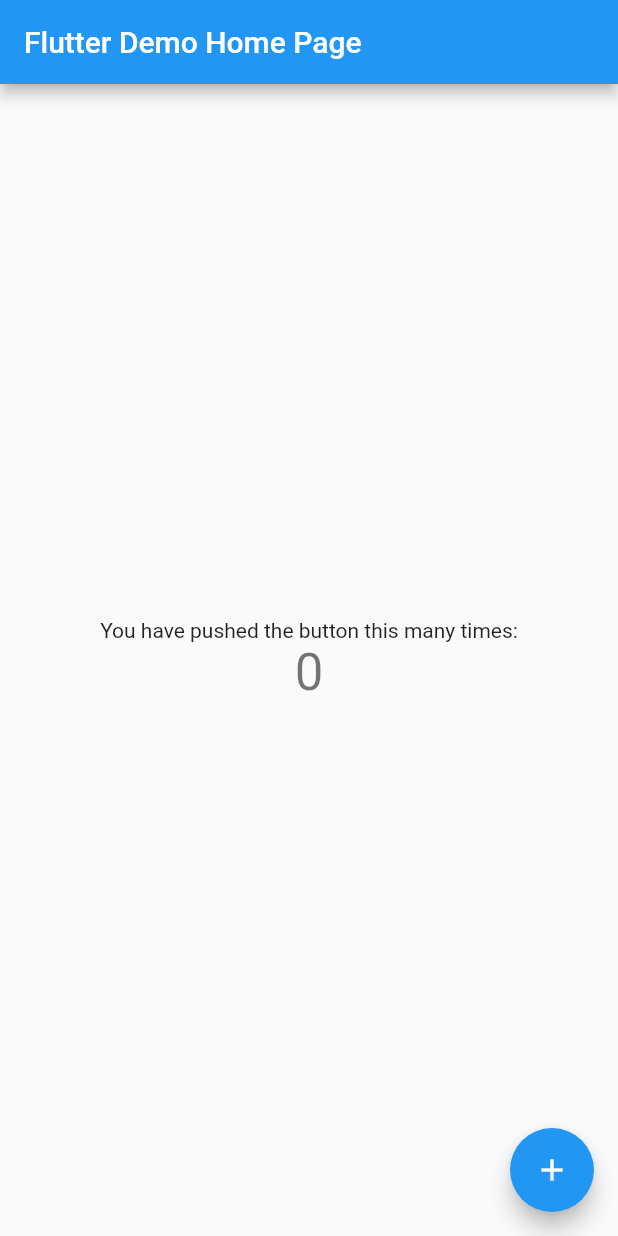
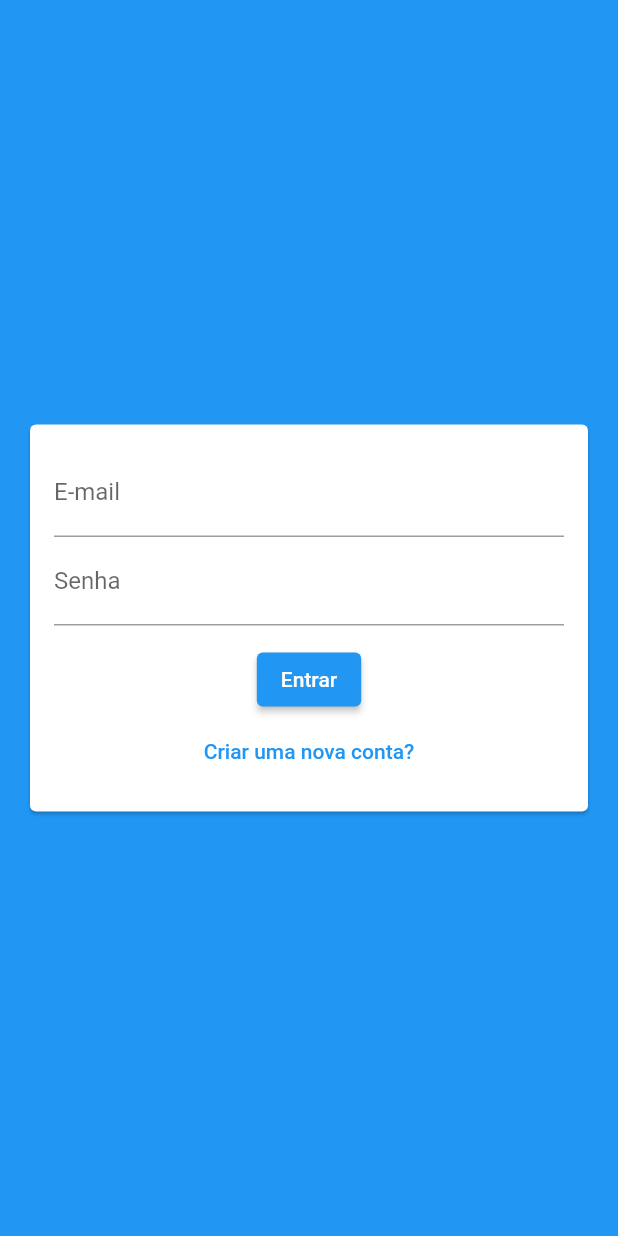
Before and after one commit to arthurfp/SimpleChat-Flutter, a Flutter app: the screen it shows after launch, on a phone screen of 412 x 824 dp. Run offline on Flutter 3.47's test engine with Material 2 defaults, Android fonts, the phone set to English and light mode, and no system bars; our stand-ins replace image_picker; accounts and stored records are empty.

Commit message:
added auth support

```diff
--- /dev/null
+++ b/lib/components/auth_form.dart
@@ -0,0 +1,125 @@
+import 'dart:io';
+
+import 'package:chat/components/user_image_picker.dart';
+import 'package:chat/core/models/auth_form_data.dart';
+import 'package:flutter/material.dart';
+
+class AuthForm extends StatefulWidget {
+  final void Function(AuthFormData) onSubmit;
+
+  const AuthForm({
+    super.key,
+    required this.onSubmit,
+  });
+
+  @override
+  State<AuthForm> createState() => _AuthFormState();
+}
+
+class _AuthFormState extends State<AuthForm> {
+  final _formKey = GlobalKey<FormState>();
+  final _formData = AuthFormData();
+
+  void _handleImagePick(File image) {
+    _formData.image = image;
+  }
+
+  void _showError(String msg) {
+    ScaffoldMessenger.of(context).showSnackBar(
+      SnackBar(
+        content: Text(msg),
+        backgroundColor: Theme.of(context).errorColor,
+      ),
+    );
+  }
+
+  void _submit() {
+    final isValid = _formKey.currentState?.validate() ?? false;
+    if (!isValid) return;
+
+    if (_formData.image == null && _formData.isSignup) {
+      return _showError('Imagem não selecionada!');
+    }
+
+    widget.onSubmit(_formData);
+  }
+
+  @override
+  Widget build(BuildContext context) {
+    return Card(
+      margin: const EdgeInsets.all(20),
+      child: Padding(
+        padding: const EdgeInsets.all(16),
+        child: Form(
+          key: _formKey,
+          child: Column(
+            children: [
+              if (_formData.isSignup)
+                UserImagePicker(
+                  onImagePick: _handleImagePick,
+                ),
+              if (_formData.isSignup)
+                TextFormField(
+                  key: const ValueKey('name'),
+                  initialValue: _formData.name,
+                  onChanged: (name) => _formData.name = name,
+                  decoration: const InputDecoration(labelText: 'Nome'),
+                  validator: (localName) {
+                    final name = localName ?? '';
+                    if (name.trim().length < 5) {
+                      return 'Nome deve ter no mínimo 5 caracteres.';
+                    }
+                    return null;
+                  },
+                ),
+              TextFormField(
+                key: const ValueKey('email'),
+                initialValue: _formData.email,
+                onChanged: (email) => _formData.email = email,
+                decoration: const InputDecoration(labelText: 'E-mail'),
+                validator: (localEmail) {
+                  final email = localEmail ?? '';
+                  if (!email.contains('@')) {
+                    return 'E-mail nformado não é válido.';
+                  }
+                  return null;
+                },
+              ),
+              TextFormField(
+                key: const ValueKey('password'),
+                initialValue: _formData.password,
+                onChanged: (password) => _formData.password = password,
+                obscureText: true,
+                decoration: const InputDecoration(labelText: 'Senha'),
+                validator: (localPassword) {
+                  final password = localPassword ?? '';
+                  if (password.length < 6) {
+                    return 'Nome deve ter no mínimo 6 caracteres.';
+                  }
+                  return null;
+                },
+              ),
+              const SizedBox(height: 12),
+              ElevatedButton(
+                onPressed: _submit,
+                child: Text(_formData.isLogin ? 'Entrar' : 'Cadastrar'),
+              ),
+              TextButton(
+                onPressed: () {
+                  setState(() {
+                    _formData.toggleAuthMode();
+                  });
+                },
+                child: Text(
+                  _formData.isLogin
+                      ? 'Criar uma nova conta?'
+                      : 'Já possui conta?',
+                ),
+              ),
+            ],
+          ),
+        ),
+      ),
+    );
+  }
+}
--- /dev/null
+++ b/lib/core/models/auth_form_data.dart
@@ -0,0 +1,23 @@
+import 'dart:io';
+
+enum AuthMode { signup, login }
+
+class AuthFormData {
+  String name = '';
+  String email = '';
+  String password = '';
+  File? image;
+  AuthMode _mode = AuthMode.login;
+
+  bool get isLogin {
+    return _mode == AuthMode.login;
+  }
+
+  bool get isSignup {
+    return _mode == AuthMode.signup;
+  }
+
+  void toggleAuthMode() {
+    _mode = isLogin ? AuthMode.signup : AuthMode.login;
+  }
+}
--- /dev/null
+++ b/lib/core/models/chat_user.dart
@@ -0,0 +1,13 @@
+class ChatUser {
+  final String id;
+  final String name;
+  final String email;
+  final String imageUrl;
+
+  const ChatUser({
+    required this.id,
+    required this.name,
+    required this.email,
+    required this.imageUrl,
+  });
+}
--- /dev/null
+++ b/lib/core/services/auth/auth_mock_service.dart
@@ -0,0 +1,58 @@
+import 'dart:io';
+import 'dart:async';
+import 'dart:math';
+import 'package:chat/core/models/chat_user.dart';
+import 'package:chat/core/services/auth/auth_service.dart';
+
+class AuthMockService implements AuthService {
+  static final Map<String, ChatUser> _users = {};
+  static ChatUser? _currentUser;
+  static MultiStreamController<ChatUser?>? _controller;
+  static final _userStream = Stream<ChatUser?>.multi((controller) {
+    _controller = controller;
+    _updateUser(null);
+  });
+
+  @override
+  ChatUser? get currentUser {
+    return _currentUser;
+  }
+
+  @override
+  Stream<ChatUser?> get userChanges {
+    return _userStream;
+  }
+
+  @override
+  Future<void> signup(
+    String name,
+    String email,
+    String password,
+    File? image,
+  ) async {
+    final newUser = ChatUser(
+      id: Random().nextDouble().toString(),
+      name: name,
+      email: email,
+      imageUrl: image?.path ?? '/assets/images/...',
+    );
+
+    _users.putIfAbsent(email, () => newUser);
+    _updateUser(newUser);
+  }
+
+  @override
+  Future<void> login(String email, String password) async {
+    _updateUser(_users[email]);
+  }
+
+  @override
+  Future<void> logout() async {
+    _updateUser(null);
+  }
+
+  static void _updateUser(ChatUser? user) {
+    _currentUser = user;
+    _controller?.add(_currentUser);
+  }
+}
--- a/lib/main.dart
+++ b/lib/main.dart
@@ -1,3 +1,4 @@
+import 'package:chat/pages/auth_or_app_page.dart';
 import 'package:flutter/material.dart';
 
 void main() {
@@ -5,111 +6,17 @@ void main() {
 }
 
 class MyApp extends StatelessWidget {
-  const MyApp({Key? key}) : super(key: key);
+  const MyApp({super.key});
 
-  // This widget is the root of your application.
   @override
   Widget build(BuildContext context) {
     return MaterialApp(
       title: 'Flutter Demo',
       theme: ThemeData(
-        // This is the theme of your application.
-        //
-        // Try running your application with "flutter run". You'll see the
-        // application has a blue toolbar. Then, without quitting the app, try
-        // changing the primarySwatch below to Colors.green and then invoke
-        // "hot reload" (press "r" in the console where you ran "flutter run",
-        // or simply save your changes to "hot reload" in a Flutter IDE).
-        // Notice that the counter didn't reset back to zero; the application
-        // is not restarted.
         primarySwatch: Colors.blue,
       ),
-      home: const MyHomePage(title: 'Flutter Demo Home Page'),
+      home: const AuthOrAppPage(),
+      debugShowCheckedModeBanner: false,
     );
   }
 }
-
-class MyHomePage extends StatefulWidget {
-  const MyHomePage({Key? key, required this.title}) : super(key: key);
-
-  // This widget is the home page of your application. It is stateful, meaning
-  // that it has a State object (defined below) that contains fields that affect
-  // how it looks.
-
-  // This class is the configuration for the state. It holds the values (in this
-  // case the title) provided by the parent (in this case the App widget) and
-  // used by the build method of the State. Fields in a Widget subclass are
-  // always marked "final".
-
-  final String title;
-
-  @override
-  State<MyHomePage> createState() => _MyHomePageState();
-}
-
-class _MyHomePageState extends State<MyHomePage> {
-  int _counter = 0;
-
-  void _incrementCounter() {
-    setState(() {
-      // This call to setState tells the Flutter framework that something has
-      // changed in this State, which causes it to rerun the build method below
-      // so that the display can reflect the updated values. If we changed
-      // _counter without calling setState(), then the build method would not be
-      // called again, and so nothing would appear to happen.
-      _counter++;
-    });
-  }
-
-  @override
-  Widget build(BuildContext context) {
-    // This method is rerun every time setState is called, for instance as done
-    // by the _incrementCounter method above.
-    //
-    // The Flutter framework has been optimized to make rerunning build methods
-    // fast, so that you can just rebuild anything that needs updating rather
-    // than having to individually change instances of widgets.
-    return Scaffold(
-      appBar: AppBar(
-        // Here we take the value from the MyHomePage object that was created by
-        // the App.build method, and use it to set our appbar title.
-        title: Text(widget.title),
-      ),
-      body: Center(
-        // Center is a layout widget. It takes a single child and positions it
-        // in the middle of the parent.
-        child: Column(
-          // Column is also a layout widget. It takes a list of children and
-          // arranges them vertically. By default, it sizes itself to fit its
-          // children horizontally, and tries to be as tall as its parent.
-          //
-          // Invoke "debug painting" (press "p" in the console, choose the
-          // "Toggle Debug Paint" action from the Flutter Inspector in Android
-          // Studio, or the "Toggle Debug Paint" command in Visual Studio Code)
-          // to see the wireframe for each widget.
-          //
-          // Column has various properties to control how it sizes itself and
-          // how it positions its children. Here we use mainAxisAlignment to
-          // center the children vertically; the main axis here is the vertical
-          // axis because Columns are vertical (the cross axis would be
-          // horizontal).
-          mainAxisAlignment: MainAxisAlignment.center,
-          children: <Widget>[
-            const Text(
-              'You have pushed the button this many times:',
-            ),
-            Text(
-              '$_counter',
-              style: Theme.of(context).textTheme.headline4,
-            ),
-          ],
-        ),
-      ),
-      floatingActionButton: FloatingActionButton(
-        onPressed: _incrementCounter,
-        tooltip: 'Increment',
-        child: const Icon(Icons.add),
-      ), // This trailing comma makes auto-formatting nicer for build methods.
-    );
-  }
-}
--- /dev/null
+++ b/lib/pages/auth_or_app_page.dart
@@ -0,0 +1,26 @@
+import 'package:chat/core/models/chat_user.dart';
+import 'package:chat/core/services/auth/auth_mock_service.dart';
+import 'package:chat/pages/auth_page.dart';
+import 'package:chat/pages/chat_page.dart';
+import 'package:chat/pages/loading_page.dart';
+import 'package:flutter/material.dart';
+
+class AuthOrAppPage extends StatelessWidget {
+  const AuthOrAppPage({super.key});
+
+  @override
+  Widget build(BuildContext context) {
+    return Scaffold(
+      body: StreamBuilder<ChatUser?>(
+        stream: AuthMockService().userChanges,
+        builder: (ctx, snapshot) {
+          if (snapshot.connectionState == ConnectionState.waiting) {
+            return const LoadingPage();
+          } else {
+            return snapshot.hasData ? const ChatPage() : const AuthPage();
+          }
+        },
+      ),
+    );
+  }
+}
--- /dev/null
+++ b/lib/pages/auth_page.dart
@@ -0,0 +1,66 @@
+import 'package:chat/components/auth_form.dart';
+import 'package:chat/core/models/auth_form_data.dart';
+import 'package:chat/core/services/auth/auth_mock_service.dart';
+import 'package:flutter/material.dart';
+
+class AuthPage extends StatefulWidget {
+  const AuthPage({super.key});
+
+  @override
+  State<AuthPage> createState() => _AuthPageState();
+}
+
+class _AuthPageState extends State<AuthPage> {
+  bool _isLoading = false;
+
+  Future<void> _handleSubmit(AuthFormData formData) async {
+    try {
+      setState(() => _isLoading = true);
+
+      if (formData.isLogin) {
+        // Login
+        await AuthMockService().login(
+          formData.email,
+          formData.password,
+        );
+      } else {
+        // Signup
+        await AuthMockService().signup(
+          formData.name,
+          formData.email,
+          formData.password,
+          formData.image,
+        );
+      }
+    } catch (error) {
+      // Tratar erro!
+    } finally {
+      setState(() => _isLoading = false);
+    }
+  }
+
+  @override
+  Widget build(BuildContext context) {
+    return Scaffold(
+      backgroundColor: Theme.of(context).primaryColor,
+      body: Stack(
+        children: [
+          Center(
+            child: SingleChildScrollView(
+              child: AuthForm(onSubmit: _handleSubmit),
+            ),
+          ),
+          if (_isLoading)
+            Container(
+              decoration: const BoxDecoration(
+                color: Color.fromRGBO(0, 0, 0, 0.5),
+              ),
+              child: const Center(
+                child: CircularProgressIndicator(),
+              ),
+            ),
+        ],
+      ),
+    );
+  }
+}
```
Also changed, not shown: lib/components/user_image_picker.dart (added, +63 -0 lines), lib/core/services/auth/auth_service.dart (added, +22 -0 lines), lib/pages/chat_page.dart (added, +26 -0 lines), lib/pages/loading_page.dart (added, +29 -0 lines), pubspec.yaml (+6 -5 lines).
